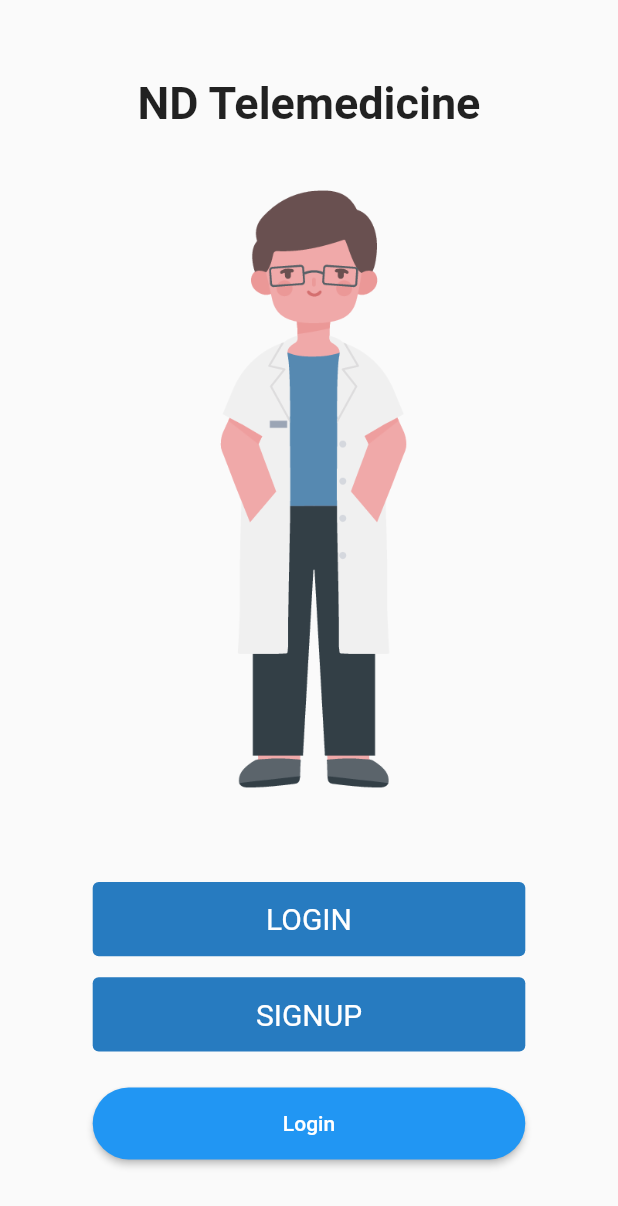
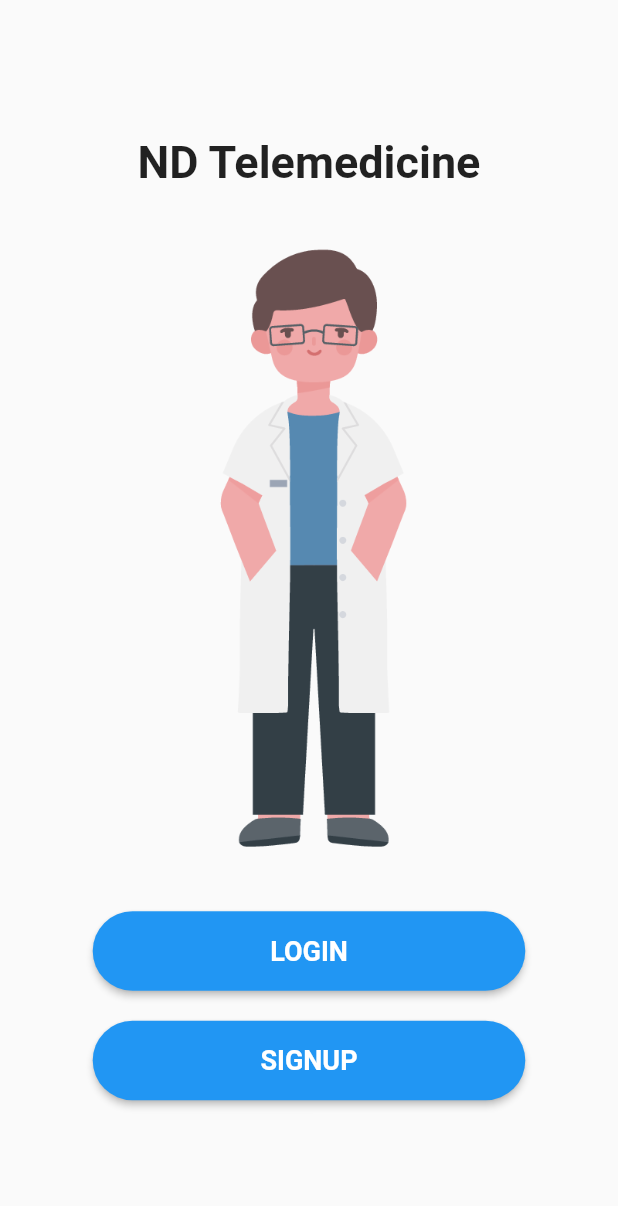
Before and after one commit to WenhaoLu-hub/SEPT_TEAM_BASH_PROJECT, a Flutter app: the screen it shows after launch, on a phone screen of 412 x 824 dp. Shown: the top 1206 px of the screen. Run offline on Flutter 3.47's test engine with Material 2 defaults, Android fonts, the light colour scheme and no system bars.

Commit message:
abstract the button style

```diff
--- a/flutter_frontend/lib/Screens/Welcome/components/body.dart
+++ b/flutter_frontend/lib/Screens/Welcome/components/body.dart
@@ -1,5 +1,3 @@
-// ignore_for_file: deprecated_member_use
-
 import 'package:flutter/material.dart';
 import 'package:team_bash_project/Screens/Welcome/components/login.dart';
 import 'package:team_bash_project/Screens/Welcome/components/roundedButton.dart';
@@ -13,8 +11,9 @@ class Body extends StatelessWidget {
     Size deviceSize = MediaQuery.of(context).size;
     return Container(
       // color: Colors,
-      child: Column(mainAxisAlignment: MainAxisAlignment.center, children: <
-          Widget>[
+      child: Column(
+          mainAxisAlignment: MainAxisAlignment.center,
+          children: <Widget>[
             const Padding(
               padding: EdgeInsets.only(bottom: 30),
               child: Text(
@@ -25,13 +24,12 @@ class Body extends StatelessWidget {
             const Image(
               image: AssetImage('assets/img/welcome_doctor.png'),
             ),
-        Padding(
-          padding: const EdgeInsets.only(top: 60),
-          child: SizedBox(
+            const SizedBox(height: 40),
+            SizedBox(
                 width: deviceSize.width * 0.7,
-            height: deviceSize.height * 0.06,
-            child: TextButton(
-                onPressed: () {
+                child: RoundedButton(
+                  text: 'LOGIN',
+                  press: () {
                     Navigator.push(
                       context,
                       MaterialPageRoute(
@@ -41,42 +39,24 @@ class Body extends StatelessWidget {
                       ),
                     );
                   },
-                style: TextButton.styleFrom(
-                  backgroundColor: buttonColor,
-                  primary: Colors.white,
-                  padding: const EdgeInsets.all(10),
-                  textStyle: const TextStyle(fontSize: 20),
+                )),
+            const SizedBox(height: 20),
+            SizedBox(
+              width: deviceSize.width * 0.7,
+              child: RoundedButton(
+                text: 'SIGNUP',
+                press: () {
+                  Navigator.push(
+                    context,
+                    MaterialPageRoute(
+                      builder: (context) {
+                        return Login();
+                      },
                     ),
-                child: const Text(
-                  'LOGIN',
-                  style: TextStyle(color: Colors.white),
-                )),
+                  );
+                },
               ),
-        ),
-        Padding(
-          padding: const EdgeInsets.all(14.0),
-          child: SizedBox(
-            width: deviceSize.width * 0.7,
-            height: deviceSize.height * 0.06,
-            child: TextButton(
-                onPressed: null,
-                style: TextButton.styleFrom(
-                  backgroundColor: buttonColor,
-                  primary: Colors.white,
-                  padding: const EdgeInsets.all(10),
-                  textStyle: const TextStyle(fontSize: 20),
-                ),
-                child: const Text(
-                  'SIGNUP',
-                  style: TextStyle(color: Colors.white),
-                )),
-          ),
-        ),
-        const SizedBox(height: 10),
-        Container(
-          width: deviceSize.width * 0.7,
-          child: const RoundedButton(),
-        ),
+            )
           ]),
     );
   }
--- a/flutter_frontend/lib/Screens/Welcome/components/roundedButton.dart
+++ b/flutter_frontend/lib/Screens/Welcome/components/roundedButton.dart
@@ -1,10 +1,13 @@
+// ignore: file_names
 import 'package:flutter/material.dart';
-import 'package:flutter/src/foundation/key.dart';
-import 'package:flutter/src/widgets/framework.dart';
 
 class RoundedButton extends StatelessWidget {
-  const RoundedButton({Key? key}) : super(key: key);
-
+  final String text;
+  final VoidCallback press;
+  // ignore: use_key_in_widget_constructors
+  const RoundedButton({
+    required this.text,
+    required this.press});
   @override
   Widget build(BuildContext context) {
     return ElevatedButton(
@@ -17,9 +20,11 @@ class RoundedButton extends StatelessWidget {
           borderRadius: BorderRadius.circular(29.0),
         )),
       ),
-            onPressed: () {},
-            child: const Text('Login'),
+      onPressed: press,
+      child: Text(
+        text,
+        style: const TextStyle(fontSize: 18, fontWeight: FontWeight.bold),
+      ),
     );
-
   }
 }
--- /dev/null
+++ b/flutter_frontend/lib/Screens/Welcome/components/signup.dart
@@ -0,0 +1,12 @@
+import 'package:flutter/material.dart';
+import 'package:flutter/src/foundation/key.dart';
+import 'package:flutter/src/widgets/framework.dart';
+
+class MyWidget extends StatelessWidget {
+  const MyWidget({Key? key}) : super(key: key);
+
+  @override
+  Widget build(BuildContext context) {
+    return Scaffold();
+  }
+}
--- a/flutter_frontend/lib/Screens/Welcome/welcome.dart
+++ b/flutter_frontend/lib/Screens/Welcome/welcome.dart
@@ -2,9 +2,10 @@ import 'package:flutter/material.dart';
 import 'package:team_bash_project/Screens/Welcome/components/body.dart';
 
 class Welcome extends StatelessWidget {
-
   @override
   Widget build(BuildContext context) {
-    return Scaffold(body: Body(),);
+    return Scaffold(
+      body: Body(),
+    );
   }
 }
```
Also changed, not shown: flutter_frontend/lib/main.dart (line endings or trailing spaces). Lines whose indentation alone changed are shown as unchanged.
